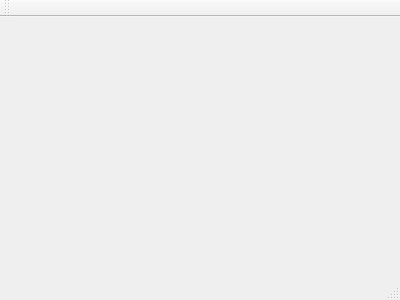
mdnight/ponycrypt, file mainwindow.ui: the form before one commit.
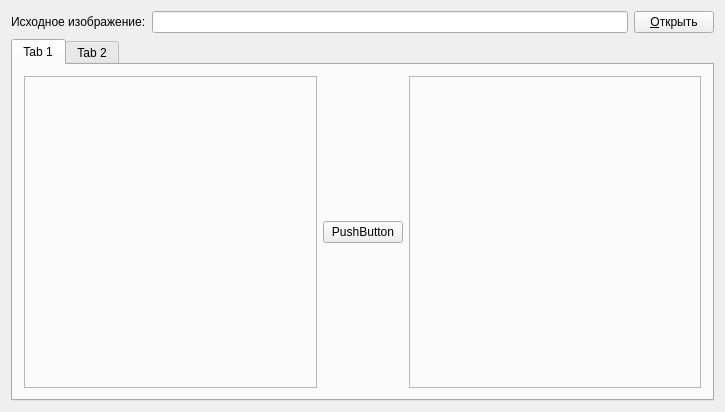
The form after the commit.

Commit message: первичная форма

The edit to the form file:
```diff
--- a/mainwindow.ui
+++ b/mainwindow.ui
@@ -1,24 +1,164 @@
 <ui version="4.0">
  <class>MainWindow</class>
- <widget class="QMainWindow" name="MainWindow" >
-  <property name="geometry" >
+ <widget class="QMainWindow" name="MainWindow">
+  <property name="geometry">
    <rect>
     <x>0</x>
     <y>0</y>
-    <width>400</width>
-    <height>300</height>
+    <width>725</width>
+    <height>412</height>
    </rect>
   </property>
   <property name="windowTitle" >
    <string>MainWindow</string>
   </property>
-  <widget class="QMenuBar" name="menuBar" />
-  <widget class="QToolBar" name="mainToolBar" />
-  <widget class="QWidget" name="centralWidget" />
-  <widget class="QStatusBar" name="statusBar" />
+  <widget class="QWidget" name="centralWidget">
+   <layout class="QGridLayout" name="gridLayout">
+    <item row="0" column="0">
+     <layout class="QHBoxLayout" name="horizontalLayout">
+      <item>
+       <widget class="QLabel" name="label">
+        <property name="text">
+         <string>Исходное изображение:</string>
+        </property>
+       </widget>
+      </item>
+      <item>
+       <widget class="QLineEdit" name="lineEdit"/>
+      </item>
+      <item>
+       <widget class="QPushButton" name="pushButton">
+        <property name="text">
+         <string>&amp;Открыть</string>
+        </property>
+       </widget>
+      </item>
+     </layout>
+    </item>
+    <item row="1" column="0">
+     <widget class="QTabWidget" name="tabWidget">
+      <property name="currentIndex">
+       <number>0</number>
+      </property>
+      <widget class="QWidget" name="tab">
+       <attribute name="title">
+        <string>Tab 1</string>
+       </attribute>
+       <layout class="QHBoxLayout" name="horizontalLayout_2">
+        <item>
+         <widget class="QFrame" name="frame">
+          <property name="frameShape">
+           <enum>QFrame::StyledPanel</enum>
+          </property>
+          <property name="frameShadow">
+           <enum>QFrame::Raised</enum>
+          </property>
+          <layout class="QGridLayout" name="gridLayout_2">
+           <item row="1" column="0">
+            <spacer name="horizontalSpacer">
+             <property name="orientation">
+              <enum>Qt::Horizontal</enum>
+             </property>
+             <property name="sizeHint" stdset="0">
+              <size>
+               <width>268</width>
+               <height>20</height>
+              </size>
+             </property>
+            </spacer>
+           </item>
+           <item row="0" column="0">
+            <widget class="QLabel" name="orlabel">
+             <property name="text">
+              <string/>
+             </property>
+            </widget>
+           </item>
+          </layout>
+         </widget>
+        </item>
+        <item>
+         <layout class="QVBoxLayout" name="verticalLayout">
+          <item>
+           <spacer name="verticalSpacer">
+            <property name="orientation">
+             <enum>Qt::Vertical</enum>
+            </property>
+            <property name="sizeHint" stdset="0">
+             <size>
+              <width>20</width>
+              <height>40</height>
+             </size>
+            </property>
+           </spacer>
+          </item>
+          <item>
+           <widget class="QPushButton" name="pushButton_2">
+            <property name="text">
+             <string>PushButton</string>
+            </property>
+           </widget>
+          </item>
+          <item>
+           <spacer name="verticalSpacer_2">
+            <property name="orientation">
+             <enum>Qt::Vertical</enum>
+            </property>
+            <property name="sizeHint" stdset="0">
+             <size>
+              <width>20</width>
+              <height>40</height>
+             </size>
+            </property>
+           </spacer>
+          </item>
+         </layout>
+        </item>
+        <item>
+         <widget class="QFrame" name="frame_2">
+          <property name="frameShape">
+           <enum>QFrame::StyledPanel</enum>
+          </property>
+          <property name="frameShadow">
+           <enum>QFrame::Raised</enum>
+          </property>
+          <layout class="QGridLayout" name="gridLayout_3">
+           <item row="1" column="0">
+            <spacer name="horizontalSpacer_2">
+             <property name="orientation">
+              <enum>Qt::Horizontal</enum>
+             </property>
+             <property name="sizeHint" stdset="0">
+              <size>
+               <width>267</width>
+               <height>20</height>
+              </size>
+             </property>
+            </spacer>
+           </item>
+           <item row="0" column="0">
+            <widget class="QLabel" name="modlabel">
+             <property name="text">
+              <string/>
+             </property>
+            </widget>
+           </item>
+          </layout>
+         </widget>
+        </item>
+       </layout>
+      </widget>
+      <widget class="QWidget" name="tab_2">
+       <attribute name="title">
+        <string>Tab 2</string>
+       </attribute>
+      </widget>
+     </widget>
+    </item>
+   </layout>
+  </widget>
  </widget>
- <layoutDefault spacing="6" margin="11" />
- <pixmapfunction></pixmapfunction>
+ <layoutdefault spacing="6" margin="11"/>
  <resources/>
  <connections/>
 </ui>
```
Left out of the diff: 3 changed lines with no effect on the pictures. The commit also changes 4 other files.
